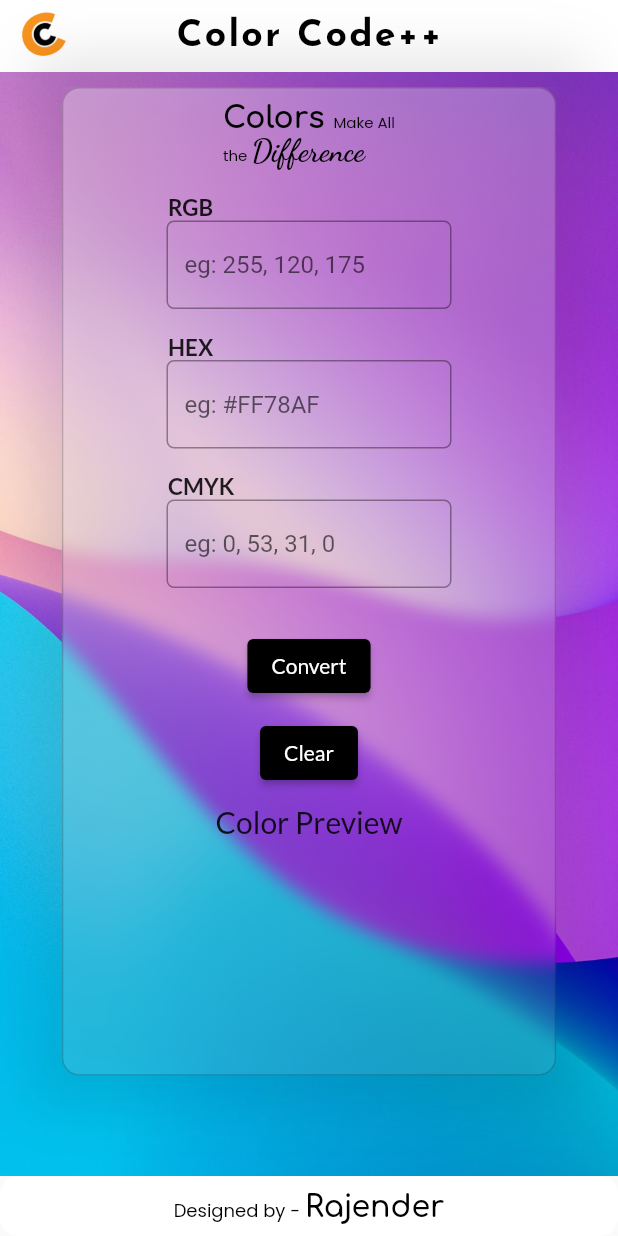
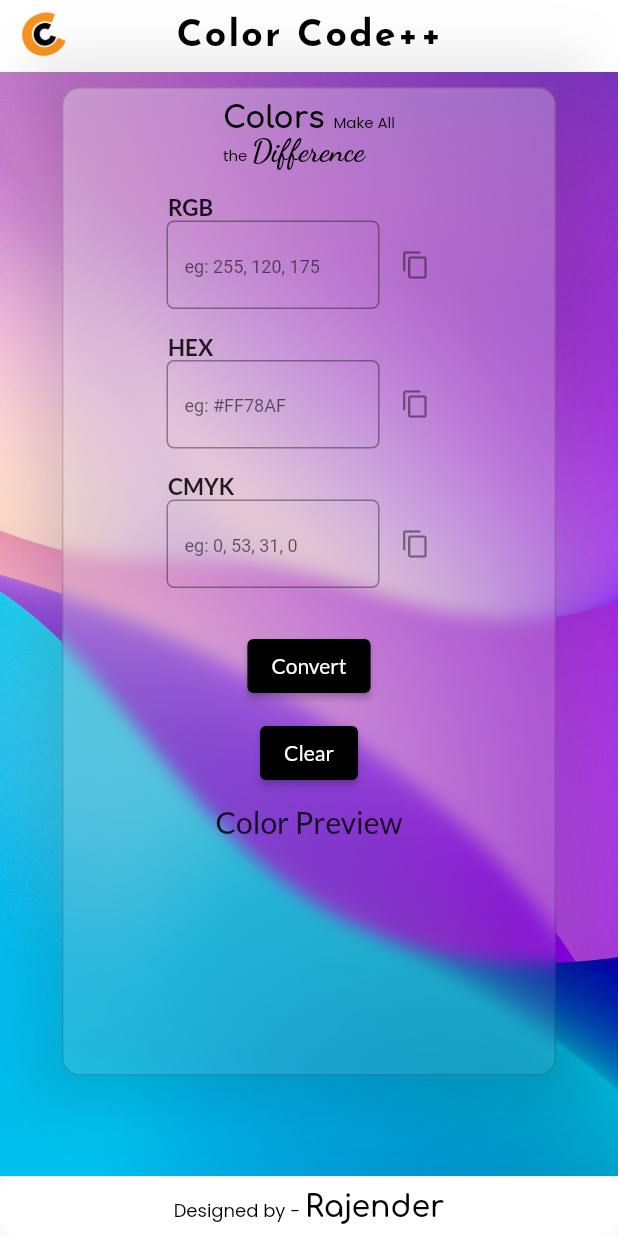
Before and after one commit to rajenderK7/color_code_converter, a Flutter app: the screen it shows after launch, on a phone screen of 412 x 824 dp. Run offline on Flutter 3.47's test engine with Material 2 defaults, Android fonts, the phone set to English and light mode, and no system bars; our stand-ins replace google_fonts; missing offline and left inert: color_converter.

Commit message:
added copy button

```diff
--- a/lib/components/converter_ui.dart
+++ b/lib/components/converter_ui.dart
@@ -18,6 +18,8 @@ class _ConverterUIState extends State<ConverterUI> {
 
   final _cmykController = TextEditingController();
 
+  bool canCopy = false;
+
   int colval = -1;
 
   @override
@@ -32,20 +34,50 @@ class _ConverterUIState extends State<ConverterUI> {
         child: Center(
           child: Column(
             children: [
-              ColorInput(
+              _size.width > 852
+                  ? ColorInput(
                       labelText: "RGB",
                       hintText: "eg: 255, 120, 175",
                       controller: _rgbController,
+                      hintFontSize: 15,
+                      canCopy: canCopy,
+                    )
+                  : ColorInput(
+                      labelText: "RGB",
+                      hintText: "eg: 255, 120, 175",
+                      controller: _rgbController,
+                      hintFontSize: 12,
+                      canCopy: canCopy,
                     ),
-              ColorInput(
+              _size.width > 852
+                  ? ColorInput(
                       labelText: "HEX",
                       hintText: "eg: #FF78AF",
                       controller: _hexController,
+                      hintFontSize: 15,
+                      canCopy: canCopy,
+                    )
+                  : ColorInput(
+                      labelText: "HEX",
+                      hintText: "eg: #FF78AF",
+                      controller: _hexController,
+                      hintFontSize: 12,
+                      canCopy: canCopy,
                     ),
-              ColorInput(
+              _size.width > 852
+                  ? ColorInput(
                       labelText: "CMYK",
                       hintText: "eg: 0, 53, 31, 0",
                       controller: _cmykController,
+                      hintFontSize: 15,
+                      canCopy: canCopy,
+                    )
+                  : ColorInput(
+                      labelText: "CMYK",
+                      hintText: "eg: 0, 53, 31, 0",
+                      controller: _cmykController,
+                      hintFontSize: 12,
+                      canCopy: canCopy,
                     ),
               const SizedBox(
                 height: 20,
@@ -230,6 +262,7 @@ class _ConverterUIState extends State<ConverterUI> {
     if (currentColor == "") {
       setState(() {
         colval = -1;
+        canCopy = !canCopy;
       });
       return;
     }
@@ -237,6 +270,7 @@ class _ConverterUIState extends State<ConverterUI> {
     int currentColVal = int.parse(currentColor, radix: 16);
     setState(() {
       colval = currentColVal;
+      canCopy = !canCopy;
     });
     FocusScope.of(context).unfocus();
   }
--- a/lib/widgets/text_input.dart
+++ b/lib/widgets/text_input.dart
@@ -1,16 +1,21 @@
 import 'package:flutter/material.dart';
+import 'package:flutter/services.dart';
 import 'package:google_fonts/google_fonts.dart';
 
 class ColorInput extends StatelessWidget {
   final String labelText;
   final String hintText;
+  final double hintFontSize;
+  final bool canCopy;
   final TextEditingController controller;
-  const ColorInput(
-      {Key? key,
+  const ColorInput({
+    Key? key,
     required this.labelText,
     required this.hintText,
-      required this.controller})
-      : super(key: key);
+    required this.controller,
+    required this.hintFontSize,
+    required this.canCopy,
+  }) : super(key: key);
 
   @override
   Widget build(BuildContext context) {
@@ -29,8 +34,13 @@ class ColorInput extends StatelessWidget {
               ),
             ),
           ),
-          TextField(
-            keyboardType: TextInputType.text,
+          Row(
+            mainAxisAlignment: MainAxisAlignment.spaceBetween,
+            crossAxisAlignment: CrossAxisAlignment.center,
+            children: [
+              Expanded(
+                flex: 5,
+                child: TextField(
                   style: const TextStyle(
                     color: Colors.black,
                   ),
@@ -40,9 +50,28 @@ class ColorInput extends StatelessWidget {
                       borderRadius: BorderRadius.circular(5),
                     ),
                     hintText: hintText,
+                    hintStyle: TextStyle(
+                      fontSize: hintFontSize,
+                    ),
                   ),
                   controller: controller,
                   maxLines: 1,
+                ),
+              ),
+              IconButton(
+                onPressed: () {
+                  canCopy
+                      ? Clipboard.setData(
+                          ClipboardData(text: controller.value.text))
+                      : null;
+                },
+                icon: Icon(
+                  Icons.copy,
+                  size: 20,
+                  color: canCopy ? Colors.black : Colors.black45,
+                ),
+              ),
+            ],
           ),
         ],
       ),
```
Lines whose indentation alone changed are shown as unchanged.
